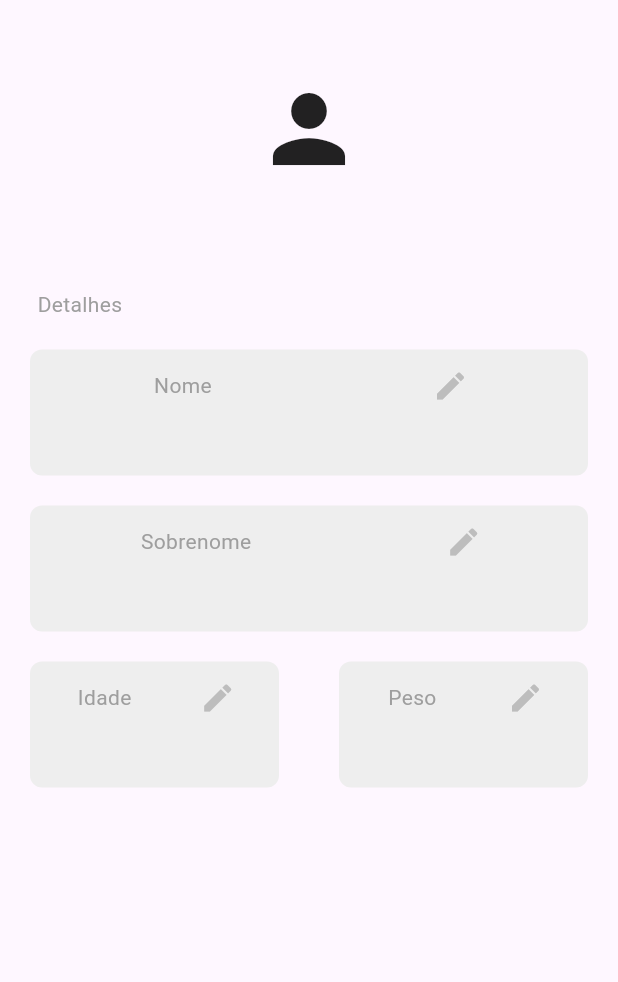
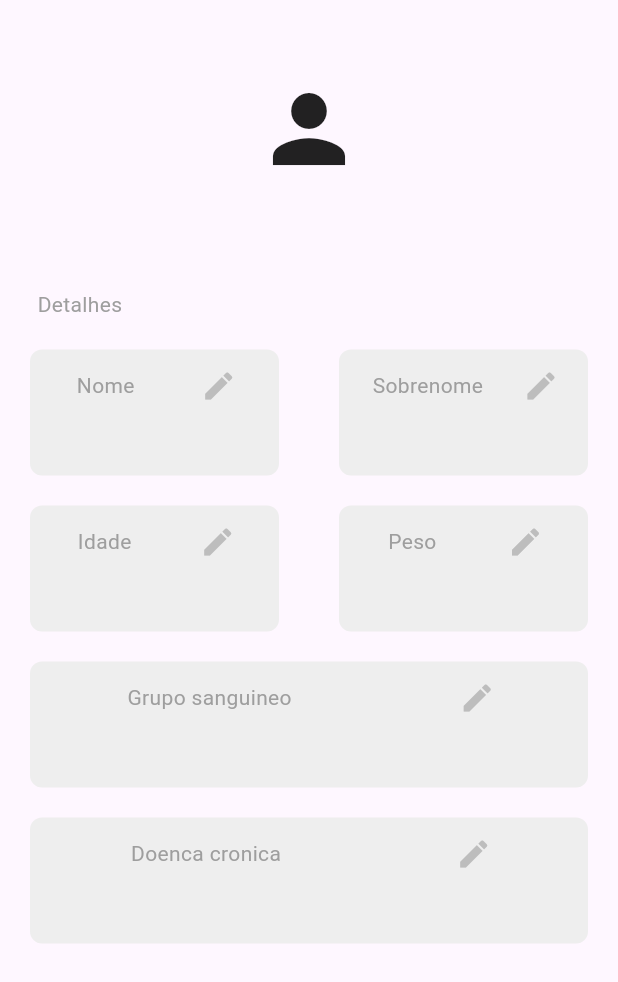
Before and after one commit to keldenmourato/selfhealthcontrol, a Flutter app: the TelaPerfil screen opened directly, on a phone screen of 412 x 824 dp. Shown: the top 982 px of the screen. Run offline on Flutter 3.47's test engine with Material 3 defaults, Android fonts, the light colour scheme and no system bars; our stand-ins replace cloud_firestore, curved_navigation_bar, firebase_auth, firebase_core, get; accounts and stored records are empty; network calls fail.

Commit message:
actualização do perfil

```diff
--- a/lib/features/screens/tela_perfil.dart
+++ b/lib/features/screens/tela_perfil.dart
@@ -66,10 +66,6 @@ class _TelaPerfilState extends State<TelaPerfil> {
                 child: Column(
                   children: [
                     const Text('Dados do usuário não encontrados'),
-
-                    IconButton(onPressed: signOut, icon: const Icon(Icons.exit_to_app))
-
-
                   ],
                 )
             );
@@ -103,16 +99,23 @@ class _TelaPerfilState extends State<TelaPerfil> {
               ),
 
               // Campos editáveis
-              MyTextBox(
+              Row(
+                children: [
+                  Expanded(
+                      child: MyTextBox(
                         text: userData['nome']?.toString() ?? 'Não definido',
                         sectionName: 'Nome',
                         onPressed: () => editarCampo('nome'),
                       ),
-
-              MyTextBox(
+                  ),
+                  Expanded(
+                      child: MyTextBox(
                         text: userData['sobrenome']?.toString() ?? 'Não definido',
                         sectionName: 'Sobrenome',
                         onPressed: () => editarCampo('sobrenome'),
+                      ),
+                  )
+                ],
               ),
 
               Row(
@@ -134,14 +137,33 @@ class _TelaPerfilState extends State<TelaPerfil> {
                   ),
                 ],
               ),
+              Row(
+                children: [
+                  Expanded(
+                    child: MyTextBox(
+                      text: userData['grupo_sanguineo']?.toString() ?? 'Não definido',
+                      sectionName: 'Grupo sanguineo',
+                      onPressed: () => editarCampo('grupo_sanguineo'),
+                    ),
+                  ),
+                ],
+              ),
+              Row(
+                children: [
+                  Expanded(
+                    child: MyTextBox(
+                      text: userData['doenca_cronica']?.toString() ?? 'Não definido',
+                      sectionName: 'Doenca cronica',
+                      onPressed: () => editarCampo('doenca_cronica'),
+                    ),
+                  ),
+                ],
+              )
+
             ],
           );
         },
       ),
     );
   }
-
-  void signOut() async{
-    await FirebaseAuth.instance.signOut();
 }
-}
--- a/lib/features/screens/tela_principal.dart
+++ b/lib/features/screens/tela_principal.dart
@@ -1,4 +1,5 @@
 
+import 'package:firebase_auth/firebase_auth.dart';
 import 'package:flutter/material.dart';
 import 'package:curved_navigation_bar/curved_navigation_bar.dart';
 import 'package:selfhealthcontrol/features/screens/tela_perfil.dart';
@@ -31,12 +32,18 @@ class _TelaPrincipalState extends State<TelaPrincipal> {
       _paginaAtual = index;
     });
   }
+  void signOut() async{
+    await FirebaseAuth.instance.signOut();
+  }
 
   @override
   Widget build(BuildContext context) {
     return Scaffold(
       appBar: AppBar(
         title: Text('Self Health Control'),
+        actions: [
+          IconButton(onPressed: signOut, icon: const Icon(Icons.exit_to_app)),
+        ],
         backgroundColor: Colors.green,
         centerTitle: true,
       ),
--- a/lib/main.dart
+++ b/lib/main.dart
@@ -28,6 +28,8 @@ class _MyAppState extends State<MyApp> {
   Widget build(BuildContext context) {
     return GetMaterialApp(
       home: Wrapper(),
+      debugShowMaterialGrid: false,
+      debugShowCheckedModeBanner: false,
     );
   }
 }
```
Lines whose indentation alone changed are shown as unchanged.
